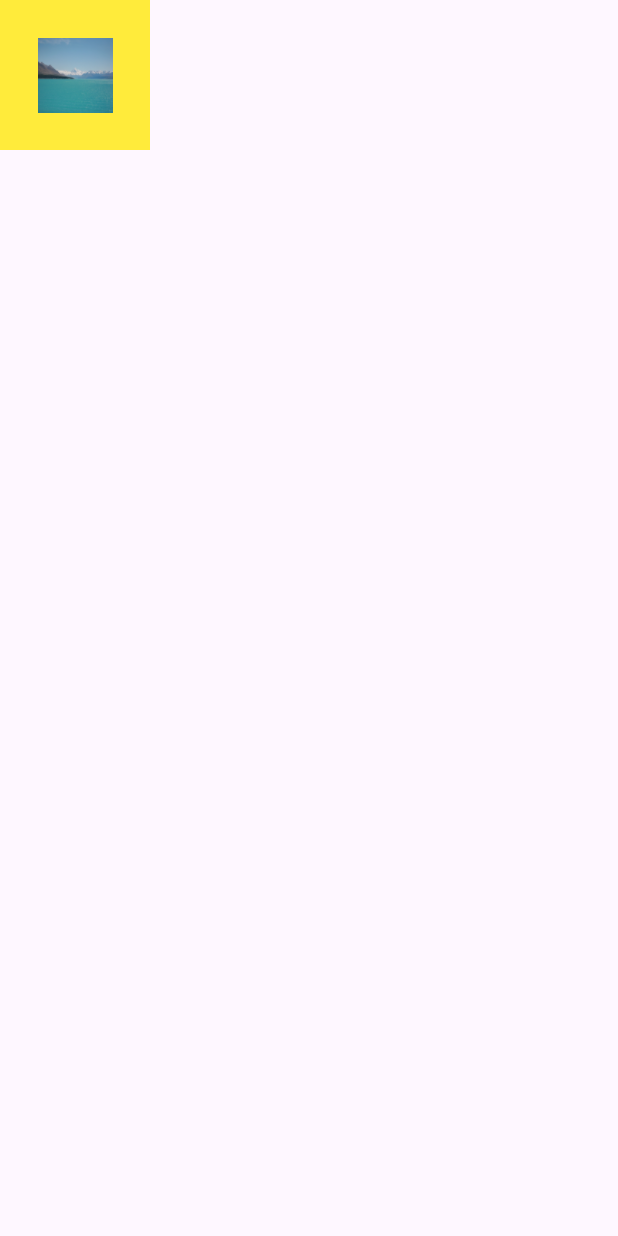
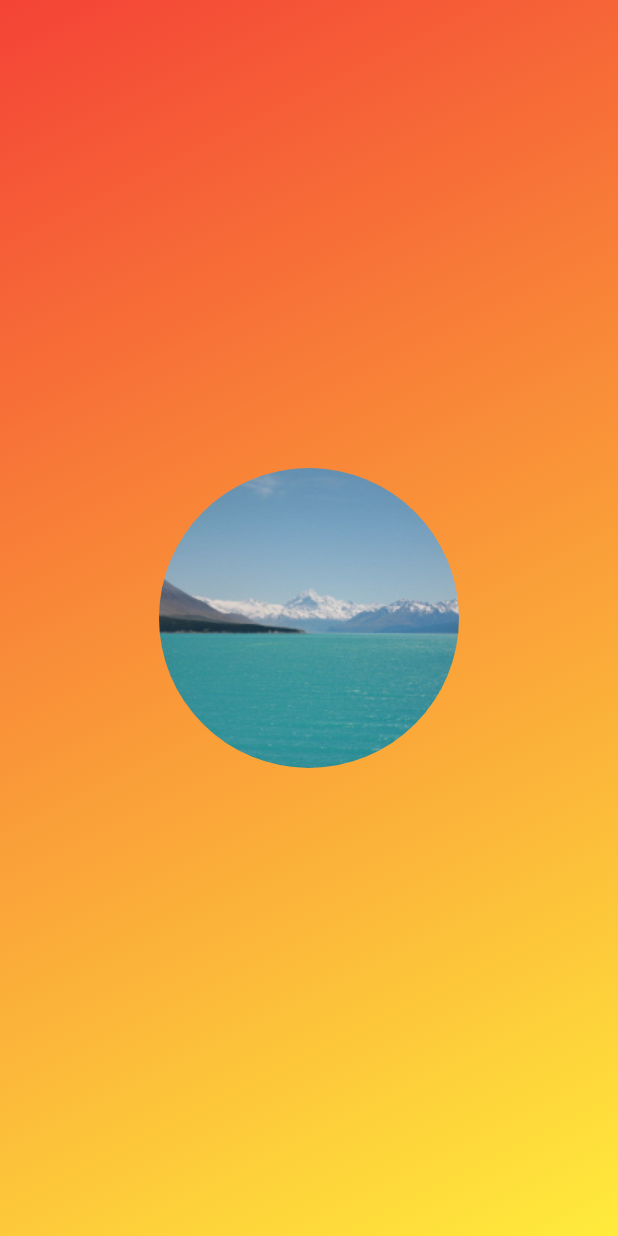
Before and after one commit to nongsang/Flutter-Study, a Flutter app: the screen it shows after launch, on a phone screen of 412 x 824 dp. Run offline on Flutter 3.47's test engine with Material 3 defaults, Android fonts, the phone set to English and light mode, and no system bars.

Commit message:
그라데이션 바탕화면에 원형 마스크를 씌운 이미지 출력

```diff
--- a/container/lib/main.dart
+++ b/container/lib/main.dart
@@ -13,15 +13,26 @@ class MyApp extends StatelessWidget {
     return MaterialApp(
       home: Scaffold(
         body: Container(
-          color: Colors.yellow,
+            decoration: BoxDecoration(
+              gradient: LinearGradient(
+                begin: Alignment.topLeft,
+                end: Alignment.bottomRight,
+                colors: [
+                  Colors.red,
+                  Colors.yellow,
+                ]
+              ),
+          ),
+
           child: Center(
-            heightFactor: 2,  // Center가 차지하는 높이는 child 높이의 2배
-            widthFactor: 2, // Center가 차지하는 너비는 child 너비의 2배
-            child: Image.asset(
-                'images/big.jpeg',
-                width: 50,
-                height: 50,
-                fit: BoxFit.fill
+            child: Container(
+              decoration: BoxDecoration(
+                shape: BoxShape.circle,
+                image: DecorationImage(image: AssetImage('images/big.jpeg'), fit: BoxFit.cover),
+              ),
+
+              width: 200,
+              height: 200,
             ),
           ),
         ),
```
